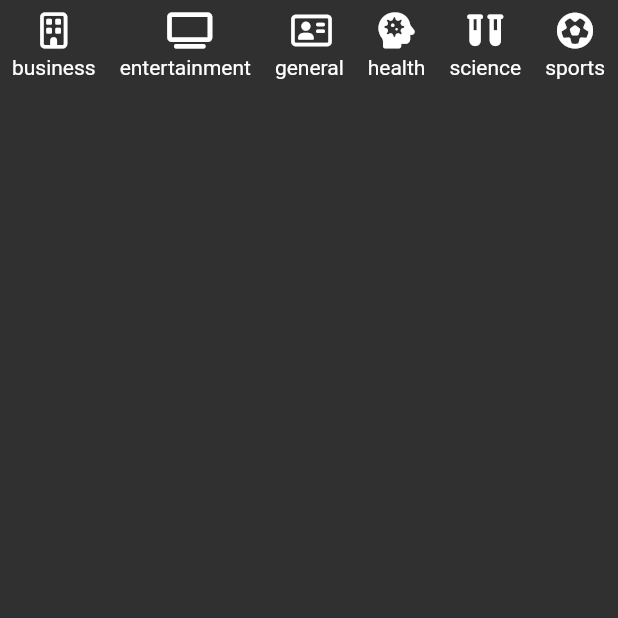
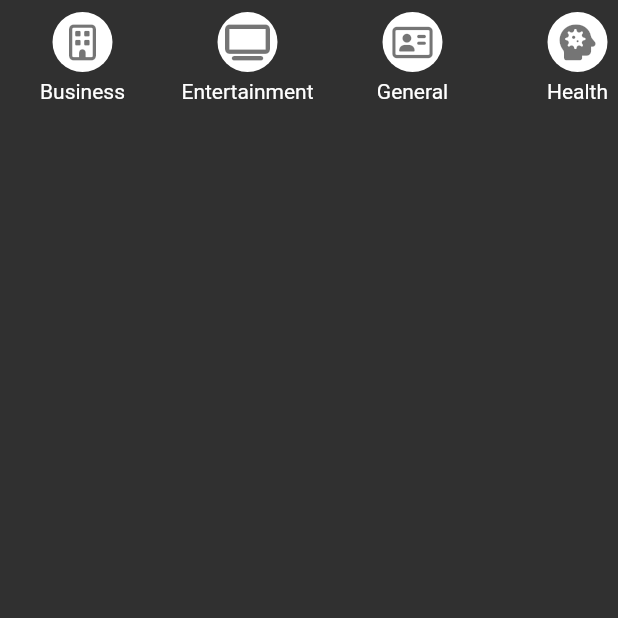
Before and after one commit to jdavid1809/flutter-NoticiasApp, a Flutter app: the Tab2Screen screen opened directly, on a phone screen of 412 x 824 dp, the top half of it. Run offline on Flutter 3.47's test engine with Material 2 defaults, Android fonts, the phone set to English and light mode, and no system bars; our stand-ins replace font_awesome_flutter; network calls fail.

Commit message:
Detalle en menu de categorias

```diff
--- a/lib/screens/tab2Screen.dart
+++ b/lib/screens/tab2Screen.dart
@@ -1,4 +1,5 @@
 import 'package:flutter/material.dart';
+import 'package:noticias_app/models/categoryModel.dart';
 import 'package:noticias_app/services/services.dart';
 import 'package:provider/provider.dart';
 
@@ -29,19 +30,52 @@ class _ListaCategorias extends StatelessWidget {
       scrollDirection: Axis.horizontal,
       itemCount: categories.length,
       itemBuilder: (BuildContext context, int index) {
-        return Padding(
+        final cName = categories[index].name;
+
+        return Container(
+          width: 110,
+          child: Padding(
             padding: EdgeInsets.all(8),
             child: Column(
               children: [
-              Icon(categories[index].icon),
+                _categoryButtom(categories[index]),
                 SizedBox(
                   height: 5,
                 ),
-              Text(categories[index].name)
+                Text('${cName[0].toUpperCase()}${cName.substring(1)}'),
               ],
+            ),
           ),
         );
       },
     );
   }
 }
+
+class _categoryButtom extends StatelessWidget {
+  final Category categoria;
+
+  const _categoryButtom(this.categoria);
+
+  @override
+  Widget build(BuildContext context) {
+    return GestureDetector(
+      onTap: () {
+        print('${categoria.name}');
+      },
+      child: Container(
+        width: 40,
+        height: 40,
+        margin: EdgeInsets.symmetric(horizontal: 10),
+        decoration: BoxDecoration(
+          shape: BoxShape.circle,
+          color: Colors.white,
+        ),
+        child: Icon(
+          categoria.icon,
+          color: Colors.black54,
+        ),
+      ),
+    );
+  }
+}
```
Lines whose indentation alone changed are shown as unchanged.
